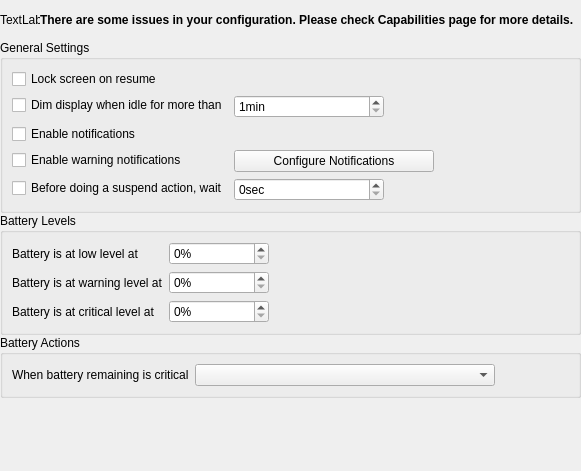
The window that kcmodule/generalPage.ui (KDE/powerdevil) describes before a commit, drawn with Qt 5.
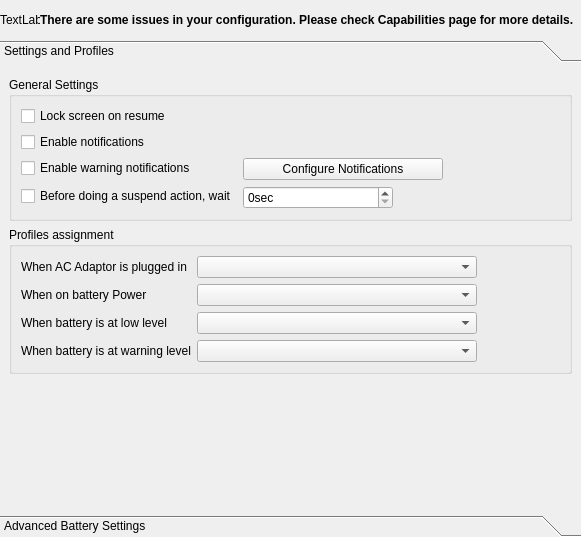
The same window after the commit. Custom widgets are drawn as their Qt base class.

Commit message: Ok, fixing and refining UI, and moving from general to profiles

What changed in the file:
```diff
--- a/kcmodule/generalPage.ui
+++ b/kcmodule/generalPage.ui
@@ -6,7 +6,7 @@
     <x>0</x>
     <y>0</y>
     <width>581</width>
-    <height>471</height>
+    <height>537</height>
    </rect>
   </property>
   <layout class="QVBoxLayout" name="verticalLayout" >
@@ -53,6 +53,24 @@
     </layout>
    </item>
    <item>
+    <widget class="QToolBox" name="toolBox" >
+     <property name="currentIndex" >
+      <number>0</number>
+     </property>
+     <widget class="QWidget" name="page" >
+      <property name="geometry" >
+       <rect>
+        <x>0</x>
+        <y>0</y>
+        <width>571</width>
+        <height>431</height>
+       </rect>
+      </property>
+      <attribute name="label" >
+       <string>Settings and Profiles</string>
+      </attribute>
+      <layout class="QVBoxLayout" name="verticalLayout_2" >
+       <item>
     <widget class="QGroupBox" name="GeneralSettingsBox" >
      <property name="title" >
       <string>General Settings</string>
@@ -78,47 +96,6 @@
        </widget>
       </item>
       <item row="1" column="0" >
-       <widget class="QCheckBox" name="dimDisplayOnIdle" >
-        <property name="toolTip" >
-         <string>Activate automatic dimming</string>
-        </property>
-        <property name="statusTip" >
-         <string/>
-        </property>
-        <property name="whatsThis" >
-         <string>Automatically dims the display when the system is idle.</string>
-        </property>
-        <property name="text" >
-         <string>Dim display when idle for more than</string>
-        </property>
-       </widget>
-      </item>
-      <item row="1" column="1" >
-       <widget class="KIntSpinBox" name="dimOnIdleTime" >
-        <property name="minimumSize" >
-         <size>
-          <width>150</width>
-          <height>0</height>
-         </size>
-        </property>
-        <property name="maximumSize" >
-         <size>
-          <width>150</width>
-          <height>16777215</height>
-         </size>
-        </property>
-        <property name="suffix" >
-         <string comment="Minutes" >min</string>
-        </property>
-        <property name="minimum" >
-         <number>1</number>
-        </property>
-        <property name="maximum" >
-         <number>280</number>
-        </property>
-       </widget>
-      </item>
-      <item row="2" column="0" >
        <widget class="QCheckBox" name="notificationsBox" >
         <property name="toolTip" >
          <string>Enables standard notifications</string>
@@ -134,7 +111,7 @@
         </property>
        </widget>
       </item>
-      <item row="3" column="0" >
+          <item row="2" column="0" >
        <widget class="QCheckBox" name="warningNotificationsBox" >
         <property name="toolTip" >
          <string>Enables warning notifications</string>
@@ -147,7 +124,7 @@
         </property>
        </widget>
       </item>
-      <item row="3" column="1" >
+          <item row="2" column="1" >
        <widget class="QPushButton" name="notificationsButton" >
         <property name="maximumSize" >
          <size>
@@ -160,7 +137,7 @@
         </property>
        </widget>
       </item>
-      <item row="4" column="0" >
+          <item row="3" column="0" >
        <widget class="QCheckBox" name="suspendWait" >
         <property name="toolTip" >
          <string>Interval for interactive confirm notifications</string>
@@ -173,7 +150,7 @@
         </property>
        </widget>
       </item>
-      <item row="4" column="1" >
+          <item row="3" column="1" >
        <widget class="KIntSpinBox" name="suspendWaitTime" >
         <property name="maximumSize" >
          <size>
@@ -193,6 +170,111 @@
     </widget>
    </item>
    <item>
+        <widget class="QGroupBox" name="groupBox_4" >
+         <property name="title" >
+          <string>Profiles assignment</string>
+         </property>
+         <layout class="QFormLayout" name="formLayout_5" >
+          <item row="0" column="0" >
+           <widget class="QLabel" name="label_6" >
+            <property name="text" >
+             <string>When AC Adaptor is plugged in</string>
+            </property>
+           </widget>
+          </item>
+          <item row="0" column="1" >
+           <widget class="KComboBox" name="acProfile" >
+            <property name="maximumSize" >
+             <size>
+              <width>280</width>
+              <height>16777215</height>
+             </size>
+            </property>
+           </widget>
+          </item>
+          <item row="1" column="0" >
+           <widget class="QLabel" name="label_7" >
+            <property name="text" >
+             <string>When on battery Power</string>
+            </property>
+           </widget>
+          </item>
+          <item row="1" column="1" >
+           <widget class="KComboBox" name="batteryProfile" >
+            <property name="maximumSize" >
+             <size>
+              <width>280</width>
+              <height>16777215</height>
+             </size>
+            </property>
+           </widget>
+          </item>
+          <item row="2" column="0" >
+           <widget class="QLabel" name="label_10" >
+            <property name="text" >
+             <string>When battery is at low level</string>
+            </property>
+           </widget>
+          </item>
+          <item row="2" column="1" >
+           <widget class="KComboBox" name="lowProfile" >
+            <property name="maximumSize" >
+             <size>
+              <width>280</width>
+              <height>16777215</height>
+             </size>
+            </property>
+           </widget>
+          </item>
+          <item row="3" column="0" >
+           <widget class="QLabel" name="label_11" >
+            <property name="text" >
+             <string>When battery is at warning level</string>
+            </property>
+           </widget>
+          </item>
+          <item row="3" column="1" >
+           <widget class="KComboBox" name="warningProfile" >
+            <property name="maximumSize" >
+             <size>
+              <width>280</width>
+              <height>16777215</height>
+             </size>
+            </property>
+           </widget>
+          </item>
+         </layout>
+        </widget>
+       </item>
+       <item>
+        <spacer name="verticalSpacer" >
+         <property name="orientation" >
+          <enum>Qt::Vertical</enum>
+         </property>
+         <property name="sizeHint" stdset="0" >
+          <size>
+           <width>20</width>
+           <height>40</height>
+          </size>
+         </property>
+        </spacer>
+       </item>
+      </layout>
+     </widget>
+     <widget class="QWidget" name="page_2" >
+      <property name="geometry" >
+       <rect>
+        <x>0</x>
+        <y>0</y>
+        <width>571</width>
+        <height>431</height>
+       </rect>
+      </property>
+      <attribute name="label" >
+       <string>Advanced Battery Settings</string>
+      </attribute>
+      <layout class="QVBoxLayout" name="verticalLayout_3" >
+       <item>
     <widget class="QGroupBox" name="groupBox" >
      <property name="title" >
       <string>Battery Levels</string>
@@ -297,6 +379,9 @@
       <string>Battery Actions</string>
      </property>
      <layout class="QFormLayout" name="formLayout_3" >
+          <property name="fieldGrowthPolicy" >
+           <enum>QFormLayout::AllNonFixedFieldsGrow</enum>
+          </property>
       <item row="0" column="0" >
        <widget class="QLabel" name="BatteryCriticalLabel" >
         <property name="text" >
@@ -324,7 +409,7 @@
     </widget>
    </item>
    <item>
-    <spacer name="verticalSpacer" >
+        <spacer name="verticalSpacer_2" >
      <property name="orientation" >
       <enum>Qt::Vertical</enum>
      </property>
@@ -335,6 +420,10 @@
       </size>
      </property>
     </spacer>
+       </item>
+      </layout>
+     </widget>
+    </widget>
    </item>
   </layout>
  </widget>
```
Lines whose indentation alone changed are shown as unchanged. The commit also changes 10 other files.
